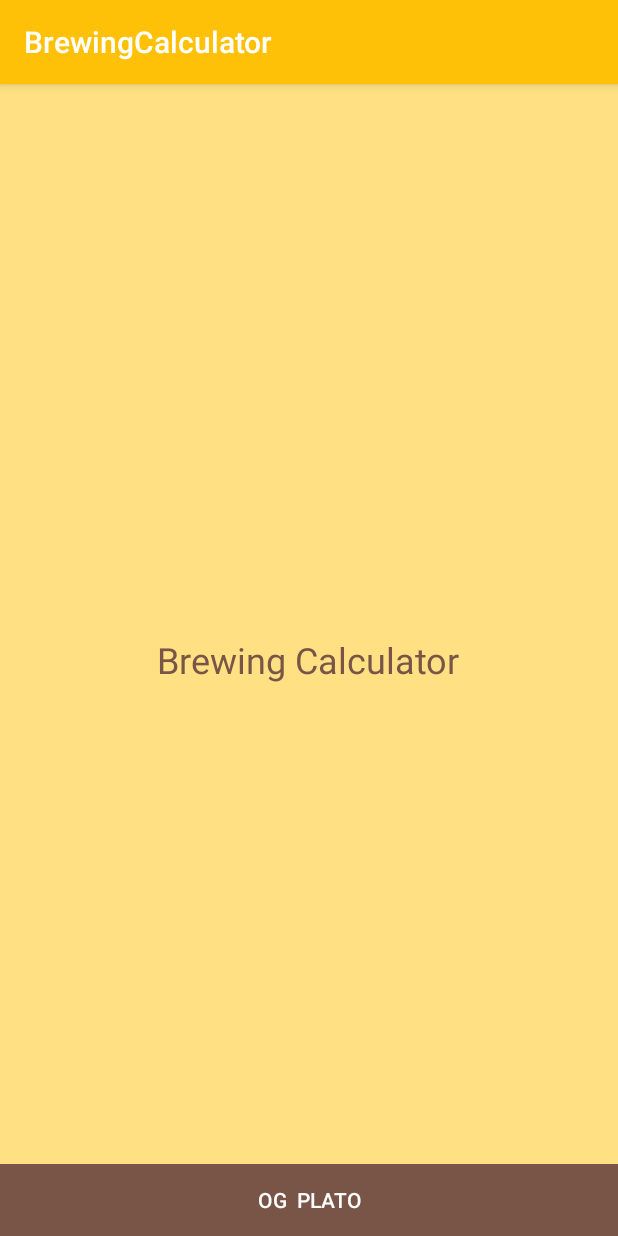
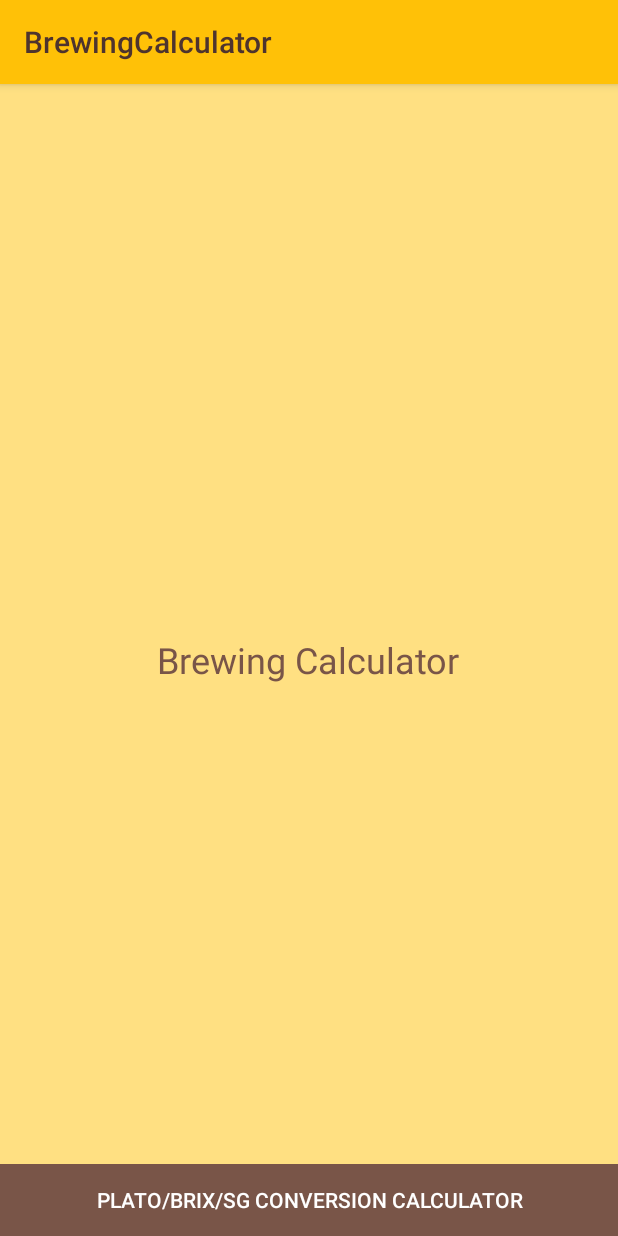
Before and after one commit to dzazder/brewing-calculator, an Android app: the screen it shows after launch (MainActivity), on a phone screen of 412 x 824 dp. Run offline under Robolectric (Android 15) with nearby library versions, the phone set to English and light mode, and no system bars.

Commit message:
validation, colors, styles

```diff
--- a/app/src/main/java/dev/lampart/bartosz/brewingcalculator/MainActivity.java
+++ b/app/src/main/java/dev/lampart/bartosz/brewingcalculator/MainActivity.java
@@ -1,12 +1,18 @@
 package dev.lampart.bartosz.brewingcalculator;
 
+import android.graphics.PorterDuff;
+import android.graphics.drawable.Drawable;
 import android.support.v4.app.Fragment;
 import android.support.v4.app.FragmentManager;
 import android.support.v4.app.FragmentTransaction;
+import android.support.v4.app.NavUtils;
+import android.support.v4.content.ContextCompat;
 import android.support.v4.view.GravityCompat;
+import android.support.v7.app.ActionBar;
 import android.support.v7.app.AppCompatActivity;
 import android.os.Bundle;
 import android.util.Log;
+import android.view.MenuItem;
 
 import org.xml.sax.DTDHandler;
 
@@ -23,11 +29,31 @@ public class MainActivity extends AppCompatActivity {
         super.onCreate(savedInstanceState);
         setContentView(R.layout.activity_main);
 
-        fragmentManager = getSupportFragmentManager();
-
         if (savedInstanceState == null) {
             switchFragment(DictFragment.FRAGMENT_HOME);
         }
+
+        fragmentManager = getSupportFragmentManager();
+
+        getSupportFragmentManager().addOnBackStackChangedListener(new FragmentManager.OnBackStackChangedListener() {
+            @Override
+            public void onBackStackChanged() {
+                if (fragmentManager.getBackStackEntryCount() > 1) {
+                    getSupportActionBar().setDisplayHomeAsUpEnabled(true);
+                } else {
+                    getSupportActionBar().setDisplayHomeAsUpEnabled(false);
+                }
+            }
+        });
+        final Drawable upArrow = ContextCompat.getDrawable(getApplicationContext(), R.drawable.abc_ic_ab_back_mtrl_am_alpha);
+        upArrow.setColorFilter(ContextCompat.getColor(getApplicationContext(), R.color.colorAccentDark), PorterDuff.Mode.SRC_ATOP);
+        getSupportActionBar().setHomeAsUpIndicator(upArrow);
+    }
+
+    @Override
+    public boolean onOptionsItemSelected(MenuItem item) {
+        onBackPressed();
+        return true;
     }
 
     /**
--- a/app/src/main/java/dev/lampart/bartosz/brewingcalculator/fragments/FragmentHome.java
+++ b/app/src/main/java/dev/lampart/bartosz/brewingcalculator/fragments/FragmentHome.java
@@ -24,6 +24,7 @@ public class FragmentHome extends Fragment implements View.OnClickListener {
     public View onCreateView(LayoutInflater inflater, ViewGroup container,
                              Bundle savedInstanceState) {
         View view = inflater.inflate(R.layout.fragment_home, container, false);
+        getActivity().setTitle(R.string.app_name);
 
         Button btn_fragment_ogplato = (Button)view.findViewById(R.id.btn_fragment_og_plato);
         btn_fragment_ogplato.setOnClickListener(this);
--- a/app/src/main/res/drawable/button_default.xml
+++ b/app/src/main/res/drawable/button_default.xml
@@ -3,21 +3,23 @@
     <item android:state_pressed="true" >
         <shape android:shape="rectangle"  >
             <corners android:radius="0dp" />
-            <stroke android:width="1dip" android:color="@color/colorAccent" />
+            <stroke android:width="1dp" android:color="@color/colorAccent" />
             <solid android:color="@color/colorPrimaryDark"  />
         </shape>
     </item>
     <item android:state_focused="true">
         <shape android:shape="rectangle"  >
             <corners android:radius="0dp" />
-            <stroke android:width="1dip" android:color="@color/colorAccent" />
+            <stroke android:width="1dp" android:color="@color/colorAccent" />
             <solid android:color="@color/colorPrimaryDark"/>
         </shape>
     </item>
-    <item >
+    <item>
         <shape android:shape="rectangle"  >
             <corners android:radius="0dp" />
-            <stroke android:width="0dip" android:color="@color/colorAccent" />
+            <stroke
+                android:width="0dp"
+                android:color="@color/colorPrimaryDark" />
             <solid android:color="@color/colorAccent" />
             <padding android:bottom="5dp" android:top="5dp" android:left="10dp" android:right="10dp"></padding>
         </shape>
--- a/app/src/main/res/layout/fragment_home.xml
+++ b/app/src/main/res/layout/fragment_home.xml
@@ -24,7 +24,7 @@
             android:id="@+id/btn_fragment_og_plato"
             android:layout_width="match_parent"
             android:layout_height="wrap_content"
-            android:text="OG  PLATO"
+            android:text="@string/extract_conversion_calculator"
             android:clickable="true"
             style="@style/StyleButton" />
 
--- a/app/src/main/res/layout/fragment_sg_plato.xml
+++ b/app/src/main/res/layout/fragment_sg_plato.xml
@@ -64,7 +64,7 @@
                 <TextView
                     android:layout_width="wrap_content"
                     android:layout_height="wrap_content"
-                    android:layout_gravity="center"
+                    android:layout_gravity="center_vertical"
                     android:width="75dp"
                     android:text="SG"/>
                 <EditText
--- a/app/src/main/res/values/colors.xml
+++ b/app/src/main/res/values/colors.xml
@@ -5,6 +5,7 @@
     <color name="colorPrimaryLight">#FFF8E1</color>
     <color name="colorPrimaryMedium">#FFE082</color>
     <color name="colorAccent">#795548</color>
+    <color name="colorAccentDark">#4E342E</color>
     <color name="green_temp">#23A96E</color>
     <color name="green_dark">#159204</color>
     <color name="bright_green">#02D8B0</color>
--- a/app/src/main/res/values/strings.xml
+++ b/app/src/main/res/values/strings.xml
@@ -3,4 +3,6 @@
 
     <!-- TODO: Remove or change this placeholder text -->
     <string name="hello_blank_fragment">Hello blank fragment</string>
+
+    <string name="extract_conversion_calculator">Plato/Brix/SG Conversion Calculator</string>
 </resources>
--- a/app/src/main/res/values/styles.xml
+++ b/app/src/main/res/values/styles.xml
@@ -7,6 +7,15 @@
         <item name="colorPrimaryDark">@color/colorPrimaryDark</item>
         <item name="colorAccent">@color/colorAccent</item>
         <item name="android:textColor">@color/black</item>
+        <item name="actionBarStyle">@style/MyActionBar</item>
+    </style>
+
+    <style name="MyActionBar" parent="@style/Widget.AppCompat.ActionBar.Solid">
+        <item name="titleTextStyle">@style/MyTitleTextStyle</item>
+    </style>
+
+    <style name="MyTitleTextStyle" parent="@style/TextAppearance.AppCompat.Widget.ActionBar.Title">
+        <item name="android:textColor">@color/colorAccentDark</item>
     </style>
 
     <style name="StyleButton" parent="Base.TextAppearance.AppCompat.Button">
@@ -16,7 +25,7 @@
 
     <style name="StyleEditText_CalcField" parent="@android:style/Widget.EditText">
         <item name="android:textColor">@color/black</item>
-        <item name="android:minHeight">100dp</item>
+        <item name="android:minHeight">70dp</item>
         <item name="android:minWidth">150dp</item>
         <item name="android:textAlignment">center</item>
         <item name="android:layout_gravity">center</item>
@@ -24,6 +33,8 @@
         <item name="android:textSize">40sp</item>
         <item name="android:textStyle">bold</item>
         <item name="android:inputType">numberDecimal</item>
+        <item name="android:textColorHighlight">@color/colorPrimaryMedium</item>
+        <item name="android:selectAllOnFocus">true</item>
     </style>
 
 </resources>
```
Also changed, not shown: app/src/main/java/dev/lampart/bartosz/brewingcalculator/fragments/FragmentSgPlato.java (+12 -3 lines), app/src/main/java/dev/lampart/bartosz/brewingcalculator/helpers/InputFilterMinMax.java (added, +35 -0 lines).
